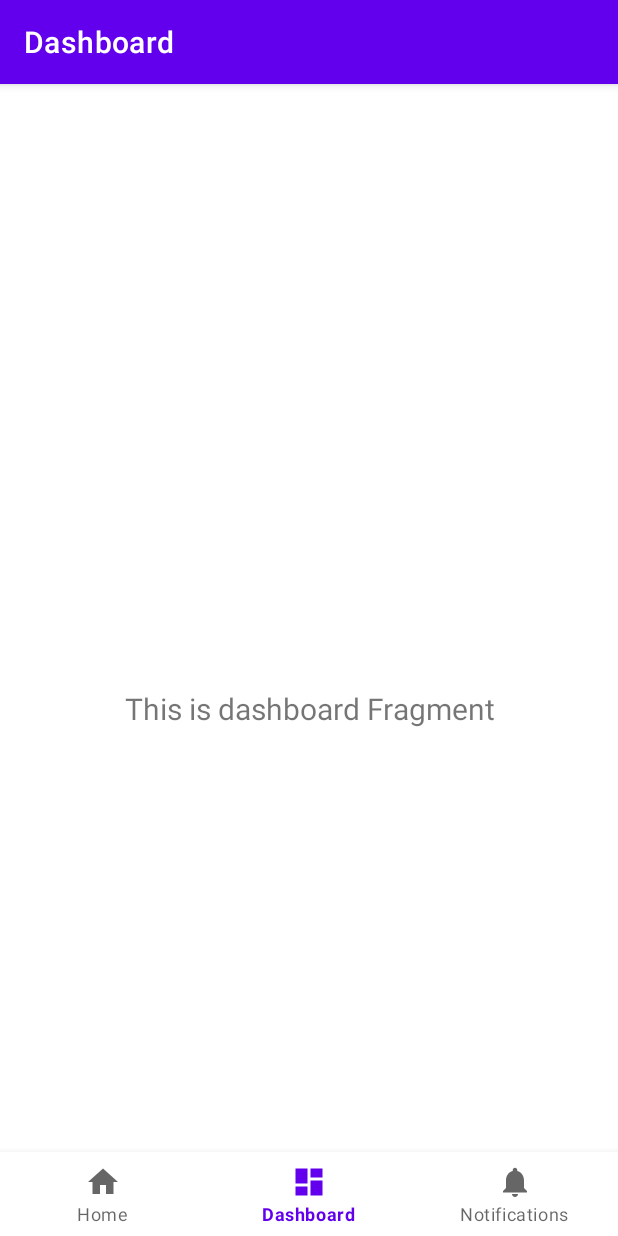
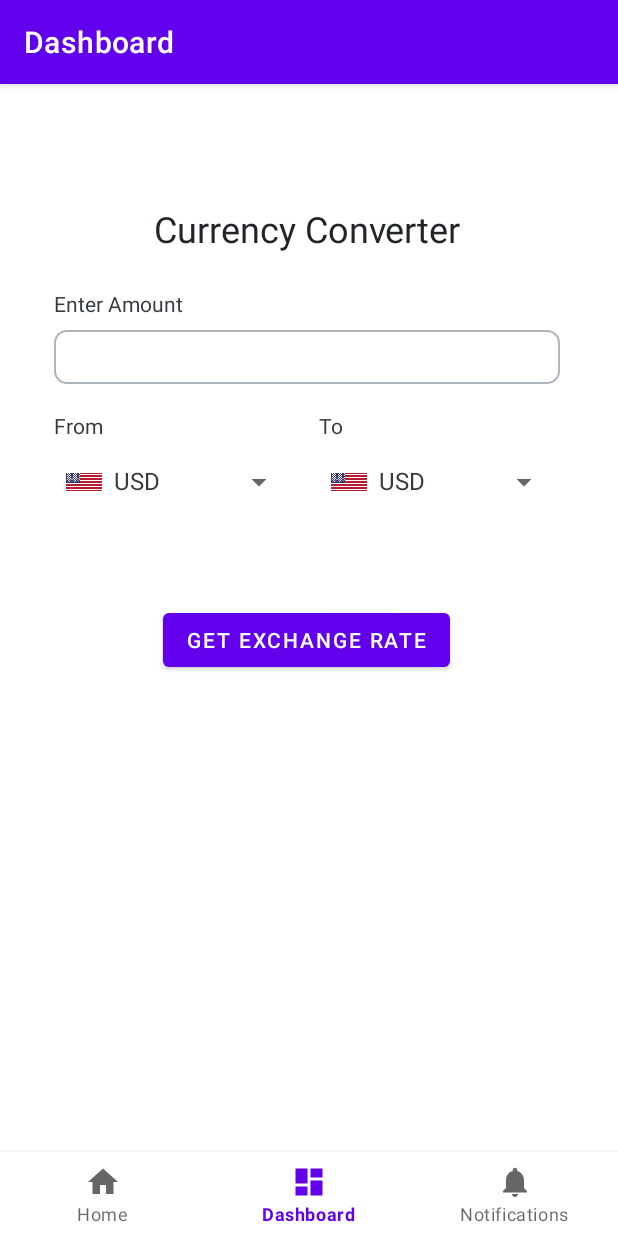
Before and after one commit to BryanF26/currency-converter-app, an Android app: the DashboardFragment screen opened through its navigation route, on a phone screen of 412 x 824 dp. Run offline under Robolectric (Android 15) with nearby library versions, the phone set to English and light mode, and no system bars; our stand-ins replace navigation-ui.

Commit message:
currency-converter-ui

```diff
--- a/app/build.gradle.kts
+++ b/app/build.gradle.kts
@@ -51,4 +51,5 @@ dependencies {
     testImplementation(libs.junit)
     androidTestImplementation(libs.androidx.junit)
     androidTestImplementation(libs.androidx.espresso.core)
+
 }
--- /dev/null
+++ b/app/src/main/java/com/example/currency_converter_app/ui/dashboard/Currency.kt
@@ -0,0 +1,6 @@
+package com.example.currency_converter_app.ui.dashboard
+
+data class Currency(
+    val code: String,
+    val flagResId: Int
+)
--- /dev/null
+++ b/app/src/main/java/com/example/currency_converter_app/ui/dashboard/CurrencyAdapter.kt
@@ -0,0 +1,32 @@
+package com.example.currency_converter_app.ui.dashboard
+
+import android.content.Context
+import android.view.LayoutInflater
+import android.view.View
+import android.view.ViewGroup
+import android.widget.ArrayAdapter
+import android.widget.ImageView
+import android.widget.TextView
+import com.example.currency_converter_app.R
+
+class CurrencyAdapter(context: Context, currencies: List<Currency>) :
+    ArrayAdapter<Currency>(context, 0, currencies) {
+    override fun getView(position: Int, convertView: View?, parent: ViewGroup): View {
+        val currency = getItem(position)
+        val view = convertView ?: LayoutInflater.from(context).inflate(R.layout.currency_item, parent, false)
+
+        val flagImageView: ImageView = view.findViewById(R.id.flagImageView)
+        val currencyTextView: TextView = view.findViewById(R.id.currencyTextView)
+
+        currency?.let {
+            flagImageView.setImageResource(it.flagResId)
+            currencyTextView.text = it.code
+        }
+
+        return view
+    }
+
+    override fun getDropDownView(position: Int, convertView: View?, parent: ViewGroup): View {
+        return getView(position, convertView, parent)
+    }
+}
--- a/app/src/main/java/com/example/currency_converter_app/ui/dashboard/DashboardFragment.kt
+++ b/app/src/main/java/com/example/currency_converter_app/ui/dashboard/DashboardFragment.kt
@@ -1,42 +1,44 @@
 package com.example.currency_converter_app.ui.dashboard
 
+import DashboardViewModel
 import android.os.Bundle
 import android.view.LayoutInflater
 import android.view.View
 import android.view.ViewGroup
-import android.widget.TextView
+import android.widget.Spinner
 import androidx.fragment.app.Fragment
 import androidx.lifecycle.ViewModelProvider
-import com.example.currency_converter_app.databinding.FragmentDashboardBinding
+import com.example.currency_converter_app.R
 
 class DashboardFragment : Fragment() {
 
-    private var _binding: FragmentDashboardBinding? = null
-
-    // This property is only valid between onCreateView and
-    // onDestroyView.
-    private val binding get() = _binding!!
+    private lateinit var spinner1: Spinner
+    private lateinit var spinner2: Spinner
+    private lateinit var viewModel: DashboardViewModel
 
     override fun onCreateView(
-        inflater: LayoutInflater,
-        container: ViewGroup?,
+        inflater: LayoutInflater, container: ViewGroup?,
         savedInstanceState: Bundle?
-    ): View {
-        val dashboardViewModel =
-            ViewModelProvider(this).get(DashboardViewModel::class.java)
-
-        _binding = FragmentDashboardBinding.inflate(inflater, container, false)
-        val root: View = binding.root
-
-        val textView: TextView = binding.textDashboard
-        dashboardViewModel.text.observe(viewLifecycleOwner) {
-            textView.text = it
-        }
-        return root
+    ): View? {
+        return inflater.inflate(R.layout.fragment_dashboard, container, false)
     }
 
-    override fun onDestroyView() {
-        super.onDestroyView()
-        _binding = null
+    override fun onViewCreated(view: View, savedInstanceState: Bundle?) {
+        super.onViewCreated(view, savedInstanceState)
+
+        viewModel = ViewModelProvider(this).get(DashboardViewModel::class.java)
+
+        spinner1 = view.findViewById(R.id.spinner1)
+        spinner2 = view.findViewById(R.id.spinner2)
+
+        val currencyList = listOf(
+            Currency("USD", R.drawable.flag_us),
+            Currency("EUR", R.drawable.flag_eur),
+            Currency("IDR", R.drawable.flag_ind)
+        )
+
+        val adapter = CurrencyAdapter(requireContext(), currencyList)
+        spinner1.adapter = adapter
+        spinner2.adapter = adapter
     }
 }
--- a/app/src/main/java/com/example/currency_converter_app/ui/dashboard/DashboardViewModel.kt
+++ b/app/src/main/java/com/example/currency_converter_app/ui/dashboard/DashboardViewModel.kt
@@ -1,13 +1,5 @@
-package com.example.currency_converter_app.ui.dashboard
-
-import androidx.lifecycle.LiveData
-import androidx.lifecycle.MutableLiveData
 import androidx.lifecycle.ViewModel
 
 class DashboardViewModel : ViewModel() {
 
-    private val _text = MutableLiveData<String>().apply {
-        value = "This is dashboard Fragment"
-    }
-    val text: LiveData<String> = _text
 }
--- a/app/src/main/java/com/example/currency_converter_app/ui/home/HomeFragment.kt
+++ b/app/src/main/java/com/example/currency_converter_app/ui/home/HomeFragment.kt
@@ -28,10 +28,10 @@ class HomeFragment : Fragment() {
         _binding = FragmentHomeBinding.inflate(inflater, container, false)
         val root: View = binding.root
 
-        val textView: TextView = binding.textHome
-        homeViewModel.text.observe(viewLifecycleOwner) {
-            textView.text = it
-        }
+//        val textView: TextView = binding.textHome
+//        homeViewModel.text.observe(viewLifecycleOwner) {
+//            textView.text = it
+//        }
         return root
     }
 
--- /dev/null
+++ b/app/src/main/res/drawable/border_edittext.xml
@@ -0,0 +1,8 @@
+<?xml version="1.0" encoding="utf-8"?>
+<shape xmlns:android="http://schemas.android.com/apk/res/android">
+    <solid android:color="@android:color/transparent" />
+    <stroke
+        android:width="1dp"
+        android:color="#adb5bd" />
+    <corners android:radius="8dp" />
+</shape>
--- /dev/null
+++ b/app/src/main/res/layout/currency_item.xml
@@ -0,0 +1,20 @@
+<?xml version="1.0" encoding="utf-8"?>
+<LinearLayout xmlns:android="http://schemas.android.com/apk/res/android"
+    android:layout_width="match_parent"
+    android:layout_height="wrap_content"
+    android:orientation="horizontal"
+    android:padding="8dp">
+
+    <ImageView
+        android:id="@+id/flagImageView"
+        android:layout_width="24dp"
+        android:layout_height="24dp"
+        android:layout_marginRight="8dp" />
+
+    <TextView
+        android:id="@+id/currencyTextView"
+        android:layout_width="wrap_content"
+        android:layout_height="wrap_content"
+        android:textColor="#343A40"
+        android:textSize="16sp" />
+</LinearLayout>
--- a/app/src/main/res/layout/fragment_dashboard.xml
+++ b/app/src/main/res/layout/fragment_dashboard.xml
@@ -1,22 +1,112 @@
 <?xml version="1.0" encoding="utf-8"?>
-<androidx.constraintlayout.widget.ConstraintLayout xmlns:android="http://schemas.android.com/apk/res/android"
-    xmlns:app="http://schemas.android.com/apk/res-auto"
-    xmlns:tools="http://schemas.android.com/tools"
-    android:layout_width="match_parent"
-    android:layout_height="match_parent"
-    tools:context=".ui.dashboard.DashboardFragment">
+<LinearLayout
+    xmlns:android="http://schemas.android.com/apk/res/android"
+    android:layout_width="409dp"
+    android:layout_height="729dp"
+    android:orientation="vertical">
 
     <TextView
-        android:id="@+id/text_dashboard"
+        android:id="@+id/textView3"
         android:layout_width="match_parent"
         android:layout_height="wrap_content"
-        android:layout_marginStart="8dp"
+        android:layout_marginTop="24dp"
+        android:layout_marginBottom="24dp"
+        android:text="Currency Converter"
+        android:textAlignment="center"
+        android:textColor="#212529"
+        android:textSize="24sp" />
+
+    <TextView
+        android:id="@+id/textView4"
+        android:layout_width="match_parent"
+        android:layout_height="wrap_content"
+        android:layout_marginLeft="36dp"
+        android:text="Enter Amount"
+        android:textColor="#343A40" />
+
+    <EditText
+        android:id="@+id/editTextNumberDecimal"
+        android:layout_width="match_parent"
+        android:layout_height="36dp"
+        android:layout_marginLeft="36dp"
         android:layout_marginTop="8dp"
-        android:layout_marginEnd="8dp"
-        android:textAlignment="center"
-        android:textSize="20sp"
-        app:layout_constraintBottom_toBottomOf="parent"
-        app:layout_constraintEnd_toEndOf="parent"
-        app:layout_constraintStart_toStartOf="parent"
-        app:layout_constraintTop_toTopOf="parent" />
-</androidx.constraintlayout.widget.ConstraintLayout>
+        android:layout_marginRight="36dp"
+        android:layout_marginBottom="18dp"
+        android:background="@drawable/border_edittext"
+        android:ems="10"
+        android:inputType="numberDecimal"
+        android:textAlignment="gravity" />
+
+    <LinearLayout
+        android:layout_width="match_parent"
+        android:layout_height="wrap_content"
+        android:orientation="horizontal">
+
+        <TextView
+            android:id="@+id/textView5"
+            android:layout_width="0dp"
+            android:layout_height="wrap_content"
+            android:layout_marginRight="16dp"
+            android:layout_marginLeft="36dp"
+            android:layout_weight="1"
+            android:text="From"
+            android:textColor="#343A40" />
+
+        <TextView
+            android:id="@+id/textView6"
+            android:layout_width="0dp"
+            android:layout_height="wrap_content"
+            android:layout_marginRight="36dp"
+            android:layout_weight="1"
+            android:text="To"
+            android:textColor="#343A40" />
+    </LinearLayout>
+
+    <LinearLayout
+        android:layout_width="match_parent"
+        android:layout_height="wrap_content"
+        android:orientation="horizontal"
+        android:layout_marginLeft="36dp"
+        android:layout_marginRight="36dp"
+        android:layout_marginTop="8dp"
+        android:layout_marginBottom="18dp">
+
+        <Spinner
+            android:id="@+id/spinner1"
+            android:layout_width="0dp"
+            android:layout_height="wrap_content"
+            android:layout_marginRight="16dp"
+            android:layout_weight="1" />
+
+        <Spinner
+            android:id="@+id/spinner2"
+            android:layout_width="0dp"
+            android:layout_height="wrap_content"
+            android:layout_weight="1" />
+    </LinearLayout>
+
+    <TextView
+        android:id="@+id/textView7"
+        android:layout_width="match_parent"
+        android:layout_height="wrap_content"
+        android:layout_marginLeft="36dp"
+        android:layout_marginRight="36dp"
+        android:layout_marginBottom="24dp"
+        android:text=""
+        android:textColor="#343A40" />
+
+    <LinearLayout
+        android:layout_width="match_parent"
+        android:layout_height="wrap_content"
+        android:gravity="center"
+        android:layout_marginBottom="24dp">
+
+    <Button
+        android:id="@+id/button"
+        android:layout_width="wrap_content"
+        android:layout_height="wrap_content"
+        android:text="Get Exchange Rate" />
+</LinearLayout>
+
+
+</LinearLayout>
--- a/app/src/main/res/navigation/mobile_navigation.xml
+++ b/app/src/main/res/navigation/mobile_navigation.xml
@@ -15,7 +15,7 @@
         android:id="@+id/navigation_dashboard"
         android:name="com.example.currency_converter_app.ui.dashboard.DashboardFragment"
         android:label="@string/title_dashboard"
-        tools:layout="@layout/fragment_dashboard" />
+        tools:layout="@layout/fragment_currency_converter" />
 
     <fragment
         android:id="@+id/navigation_notifications"
--- a/app/src/main/res/values/strings.xml
+++ b/app/src/main/res/values/strings.xml
@@ -3,4 +3,6 @@
     <string name="title_home">Home</string>
     <string name="title_dashboard">Dashboard</string>
     <string name="title_notifications">Notifications</string>
+
+
 </resources>
```
Also changed, not shown: app/src/main/res/drawable/flag_ind.png (added).
